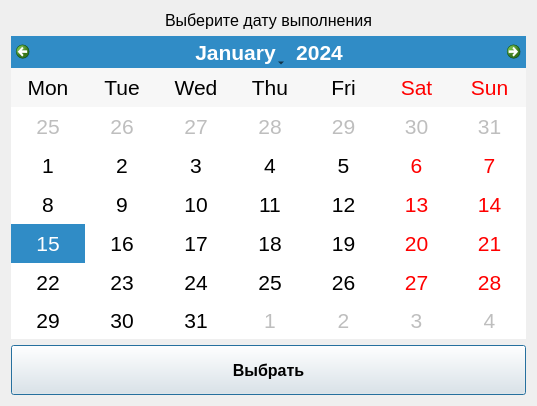
Old version of the form ui/operation/operation_acc.ui in the repository Meller008/CRM-Avi.
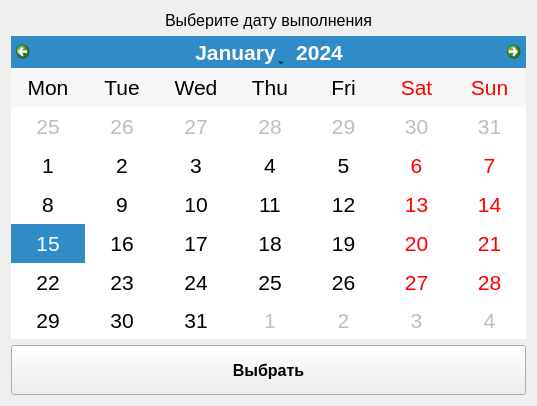
New version of the form.

What changed in the file:
```diff
--- a/ui/operation/operation_acc.ui
+++ b/ui/operation/operation_acc.ui
@@ -87,6 +87,12 @@
          <property name="text">
           <string>Выбрать</string>
          </property>
+         <property name="autoDefault">
+          <bool>false</bool>
+         </property>
+         <property name="default">
+          <bool>true</bool>
+         </property>
         </widget>
        </item>
       </layout>
```
Left out of the diff: 14 changed lines with no effect on the pictures.
